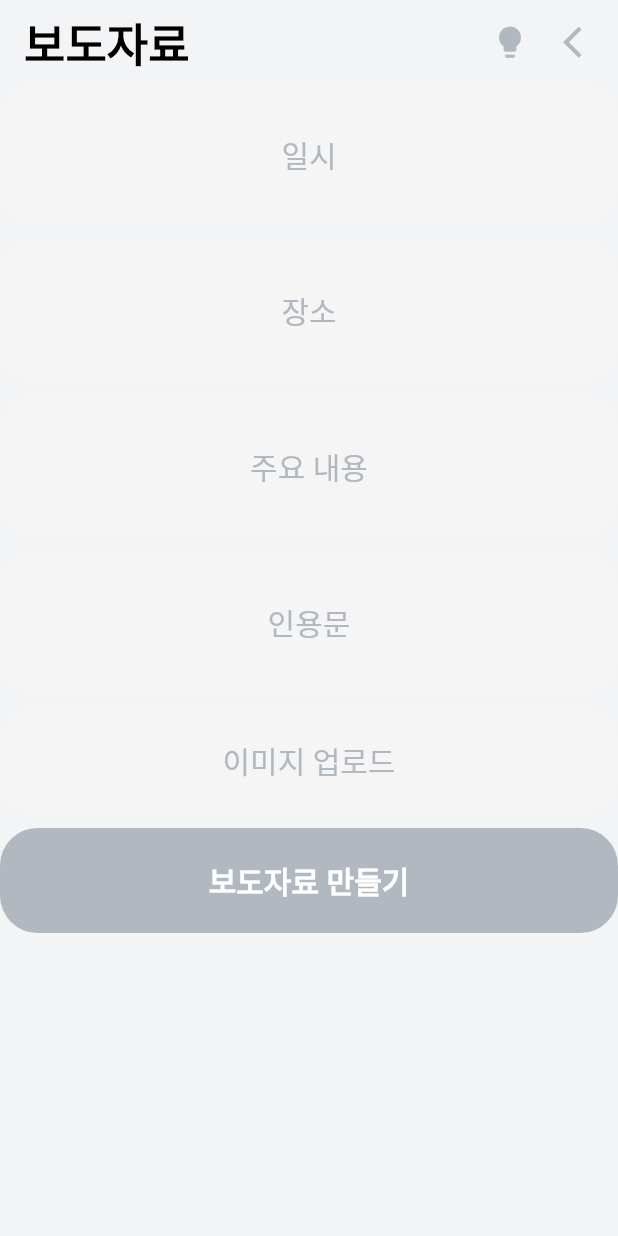
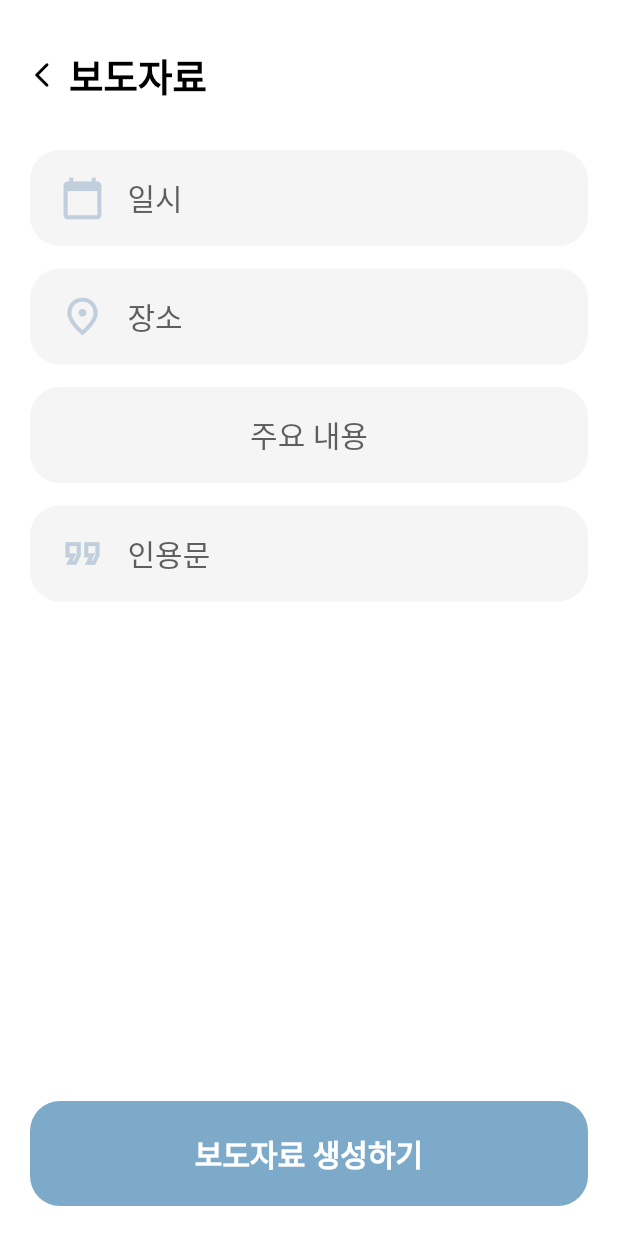
Before and after one commit to Stare-in-dimigo/glud, a Flutter app: the screen it shows after launch, after a tap on "보도자료", on a phone screen of 412 x 824 dp. Run offline on Flutter 3.47's test engine with Material 2 defaults, Android fonts, the phone set to English and light mode, and no system bars; missing offline and left inert: flutter_displaymode.

Commit message:
edit reportpage

```diff
--- a/lib/glud_pages/reportpage.dart
+++ b/lib/glud_pages/reportpage.dart
@@ -1,215 +1,243 @@
 import 'package:flutter/material.dart';
 import 'package:flutter/services.dart';
-import 'package:http/http.dart' as http;
-import 'dart:convert';
 import '../widgets.dart';
-import 'resultpage.dart';
 
-class ReportPage extends StatelessWidget {
+class ReportPage extends StatefulWidget {
   ReportPage({Key? key}) : super(key: key);
 
-  final dateController = TextEditingController();
-  final placeController = TextEditingController();
-  final mainContentController = TextEditingController();
-  final quoteController = TextEditingController();
+  @override
+  _ReportPageState createState() => _ReportPageState();
+}
 
-  Future<void> generatePressRelease(BuildContext context) async {
+class _ReportPageState extends State<ReportPage> {
+  TextEditingController _dateTimeController = TextEditingController();
+  TextEditingController _placeController = TextEditingController();
+  TextEditingController _contentController = TextEditingController();
+  TextEditingController _quoteController = TextEditingController();
 
-    showDialog(
-      context: context,
-      barrierDismissible: false,
-      builder: (BuildContext context) {
-        return const AlertDialog(
-          title: Center(
-            child: Text(
-            '로딩중..',
-            style: titleTextStyle,
-            ),
-          ),
-        );
-      },
-    );
+  bool _isDateTimeFocused = false;
+  bool _isPlaceFocused = false;
+  bool _isContentFocused = false;
+  bool _isQuoteFocused = false;
 
-    final response = await http.post(
-      Uri.parse('http://0.0.0.0:5000/generate'),
-      headers: <String, String>{
-        'Content-Type': 'application/json; charset=UTF-8',
-      },
-      body: jsonEncode(<String, String>{
-        'date': dateController.text,
-        'place': placeController.text,
-        'main_content': mainContentController.text,
-        'quote': quoteController.text,
-      }),
-    );
+  @override
+  void dispose() {
+    _dateTimeController.dispose();
+    _placeController.dispose();
+    _contentController.dispose();
+    _quoteController.dispose();
+    super.dispose();
+  }
 
-    Navigator.of(context).pop();
-
-    if (response.statusCode == 200) {
-      // If the server returns a 200 OK response, then parse the JSON.
-      final result = jsonDecode(response.body);
-      Navigator.push(
-          context,
-          Navigator.of(context).push(FadeRoute(page: ResultPage(generated_text: result['generated_text']))) as Route<Object?>
-      );
-    } else {
-      // If the server did not return a 200 OK response, then throw an exception.
-      throw Exception('Failed to generate press release');
-    }
-  }
   @override
   Widget build(BuildContext context) {
     return Scaffold(
-        backgroundColor: const Color(0xFFF2F4F6),
+      backgroundColor: Colors.white,
       appBar: buildAppBar(context),
-        body: ScrollConfiguration(
+      body: GestureDetector(
+        onTap: () {
+          // 배경 터치 시 포커스 해제 및 입력 상태 종료
+          FocusScope.of(context).unfocus();
+          setState(() {
+            _isDateTimeFocused = false;
+            _isPlaceFocused = false;
+            _isContentFocused = false;
+            _isQuoteFocused = false;
+          });
+        },
+        child: Padding(
+          padding: const EdgeInsets.fromLTRB(20, 0, 20, 20),
+          child: ScrollConfiguration(
             behavior: MyBehavior(),
             child: ListView(
               children: [
-              CustomContainer(
-                child: Center(
-                  child: CustomTextField(
-                      controller: dateController,
-                      hintText: '일시'
+                buildCustomContainer(
+                  Icons.calendar_today,
+                  '일시',
+                  _dateTimeController,
+                      (bool focused) {
+                    setState(() {
+                      _isDateTimeFocused = focused;
+                    });
+                  },
                 ),
+                const SizedBox(height: 15),
+                buildCustomContainer(
+                  Icons.place_outlined,
+                  '장소',
+                  _placeController,
+                      (bool focused) {
+                    setState(() {
+                      _isPlaceFocused = focused;
+                    });
+                  },
                 ),
+                const SizedBox(height: 15),
+                buildCustomContainer(
+                  null,
+                  '주요 내용',
+                  _contentController,
+                      (bool focused) {
+                    setState(() {
+                      _isContentFocused = focused;
+                    });
+                  },
+                  centerAlign: true,
                 ),
-              const SizedBox(height: 10),
-              CustomContainer(
-                child: Center(
-                  child: CustomTextField(
-                    controller: placeController,
-                    hintText: '장소'
+                const SizedBox(height: 15),
+                buildCustomContainer(
+                  Icons.format_quote_outlined,
+                  '인용문',
+                  _quoteController,
+                      (bool focused) {
+                    setState(() {
+                      _isQuoteFocused = focused;
+                    });
+                  },
                 ),
-                ),
-              ),
-              const SizedBox(height: 10),
-              CustomContainer(
-                child: Center(
-                  child: CustomTextField(
-                    controller: mainContentController,
-                    hintText: '주요 내용'
-                  ),
-                ),
-              ),
-              const SizedBox(height: 10),
-              CustomContainer(
-                child: Center(
-                  child: CustomTextField(
-                    controller: quoteController,
-                    hintText: '인용문'
-                  ),
-                ),
-              ),
-              const SizedBox(height: 10),
-              const CustomContainer(
-                child: Center(
-                  child: Text(
-                    '이미지 업로드',
-                    style: regularTextStyle,
-                  ),
-                ),
-              ),
-              const SizedBox(height: 10),
-              GestureDetector(
-                onTap: () {
-                  generatePressRelease(context);
-                },
-                child: const CustomContainer(
-                  backgroundColor: Color(0xFFB1B8C0),
-                  child: Center(
-                    child: Text(
-                      '보도자료 만들기',
-                      style: buttonTextStyle,
+              ],
             ),
           ),
         ),
       ),
-              const SizedBox(height: 10),
+      floatingActionButton: AnimatedContainer(
+        duration: Duration(milliseconds: 300),
+        margin: EdgeInsets.only(
+          top: _isDateTimeFocused || _isPlaceFocused || _isContentFocused || _isQuoteFocused ? MediaQuery.of(context).size.height : 0,
+        ),
+        child: Padding(
+          padding: const EdgeInsets.fromLTRB(20, 0, 20, 20),
+          child: CustomFloatingButton(text: '보도자료 생성하기'),
+        ),
+      ),
+      floatingActionButtonLocation: FloatingActionButtonLocation.centerDocked,
+    );
+  }
+
+  CustomContainer buildCustomContainer(
+      IconData? icon,
+      String hintText,
+      TextEditingController controller,
+      Function(bool) onFocusChange, {
+        bool centerAlign = false,
+      }) {
+    return CustomContainer(
+      padding: const EdgeInsets.fromLTRB(20, 5, 20, 5),
+      child: Row(
+        children: [
+          if (icon != null)
+            Icon(icon, color: const Color(0xFFC0CFDB), size: 30.0),
+          if (icon != null) const SizedBox(width: 15),
+          Expanded(
+            child: CustomTextField(
+              hintText: hintText,
+              centerAlign: centerAlign,
+              textEditingController: controller,
+              onFocusChange: onFocusChange,
+            ),
+          ),
         ],
       ),
-        ));
+    );
   }
 
   AppBar buildAppBar(BuildContext context) {
     return AppBar(
-      automaticallyImplyLeading: false,
       systemOverlayStyle: const SystemUiOverlayStyle(
         statusBarColor: Colors.transparent,
-        systemNavigationBarColor: Color(0xFFF2F4F6),
+        systemNavigationBarColor: Colors.white,
         statusBarIconBrightness: Brightness.dark,
+      ),
+      leading: IconButton(
+        icon: const Icon(Icons.arrow_back_ios_new_rounded, color: Colors.black),
+        iconSize: 20,
+        onPressed: () => Navigator.of(context).pop(),
       ),
       backgroundColor: Colors.transparent,
       elevation: 0.0,
-      title: const Text('보도자료', style: titleTextStyle),
-      actions: [
-        IconButton(
-          icon: const Icon(Icons.lightbulb),
-          color: const Color(0xFFB1B8C0),
-          iconSize: 25.0,
-          onPressed: () {
-            showDialog(
-              context: context,
-              builder: (BuildContext context) {
-                return AlertDialog(
       title: const Text(
-                    '팁',
-                    style: titleTextStyle,
+        '보도자료',
+        style: TextStyle(
+          color: Colors.black,
+          fontSize: 25.0,
+          fontWeight: FontWeight.bold,
         ),
-                  content: const Text(
-                    '팁 내용',
-                    style: regularTextStyle,
       ),
-                  actions: <Widget>[
-                    ElevatedButton(
-                      style: ElevatedButton.styleFrom(
-                        primary: const Color(0xFFB1B8C0),
-                      ),
-                      child: const Text('확인'),
-                      onPressed: () {
-                        Navigator.of(context).pop();
-                      },
-                    ),
-                  ],
-                );
-              },
-            );
-          },
-        ),
-        IconButton(
-          icon: const Icon(Icons.arrow_back_ios),
-          color: const Color(0xFFB1B8C0),
-          iconSize: 25.0,
-          onPressed: () => Navigator.of(context).pop(),
-        ),
-      ],
+      titleSpacing: -10,
+      toolbarHeight: 100,
     );
   }
+
+  Size get preferredSize => const Size.fromHeight(100.0);
 }
 
 class CustomTextField extends StatelessWidget {
   final String hintText;
-  final TextEditingController controller;
+  final bool centerAlign;
+  final TextEditingController textEditingController;
+  final Function(bool) onFocusChange;
 
   const CustomTextField({
     Key? key,
     this.hintText = '',
-    required this.controller,
+    this.centerAlign = false,
+    required this.textEditingController,
+    required this.onFocusChange,
   }) : super(key: key);
 
   @override
   Widget build(BuildContext context) {
     return TextField(
-      controller: controller,
       maxLines: null,
+      controller: textEditingController,
+      onChanged: (text) {},
       decoration: InputDecoration(
         hintText: hintText,
-        hintStyle: regularTextStyle,
+        hintStyle: const TextStyle(
+          color: Color(0xFF5E5E5E),
+          fontSize: 20.0,
+        ),
         border: InputBorder.none,
         alignLabelWithHint: true,
       ),
-      style: regularTextStyle,
-      textAlign: TextAlign.center,
+      style: const TextStyle(
+        color: Color(0xFF5E5E5E),
+        fontSize: 20.0,
+      ),
+      textAlign: centerAlign ? TextAlign.center : TextAlign.left,
+      onTap: () {
+        onFocusChange(true);
+      },
+      onEditingComplete: () {
+        onFocusChange(false);
+      },
+      onSubmitted: (text) {
+        onFocusChange(false);
+      },
     );
   }
 }
+
+class CustomFloatingButton extends StatelessWidget {
+  final String text;
+
+  const CustomFloatingButton({Key? key, required this.text}) : super(key: key);
+
+  @override
+  Widget build(BuildContext context) {
+    return CustomContainer(
+      height: 70,
+      backgroundColor: const Color(0xFF7EAAC9),
+      child: Center(
+        child: Text(
+          text,
+          style: const TextStyle(
+            color: Colors.white,
+            fontSize: 20.0,
+            fontWeight: FontWeight.bold,
+          ),
+        ),
+      ),
+    );
+  }
+}
--- a/lib/index/glud_index.dart
+++ b/lib/index/glud_index.dart
@@ -23,7 +23,11 @@ class GludIndex extends StatelessWidget {
         mainAxisSpacing: 20,
         children: _items.map((item) {
           return GestureDetector(
-            onTap: () => Navigator.of(context).push(FadeRoute(page: item.page)),
+            onTap: () => Navigator.of(context).push(
+              MaterialPageRoute(
+                builder: (context) => item.page,
+              ),
+            ),
             child: CustomContainer(
               child: Padding(
                 padding: const EdgeInsets.only(top: 10.0, left: 5),
--- a/lib/index/profile.dart
+++ b/lib/index/profile.dart
@@ -57,10 +57,12 @@ class Profile extends StatelessWidget {
                 ),
                 IconButton(
                   iconSize: 40.0,
-                  onPressed: () {
-                    Navigator.of(context).push(FadeRoute(page: SettingsPage()));
-                  },
-                  icon: const Icon(Icons.settings),
+                  onPressed: () => Navigator.of(context).push(
+                    MaterialPageRoute(
+                      builder: (context) => SettingsPage(),
+                    ),
+                  ),
+                  icon: const Icon(Icons.settings_rounded),
                   color: Colors.grey,
                 ),
               ],
@@ -73,7 +75,11 @@ class Profile extends StatelessWidget {
               children: List.generate(totalItems, (index) {
                 if (index < _items.length) {
                   return GestureDetector(
-                    onTap: () => Navigator.of(context).push(FadeRoute(page: _items[index].page)),
+                    onTap: () => Navigator.of(context).push(
+                      MaterialPageRoute(
+                        builder: (context) => _items[index].page,
+                      ),
+                    ),
                     child: Container(
                       alignment: Alignment.center,
                       decoration: BoxDecoration(
--- a/lib/widgets.dart
+++ b/lib/widgets.dart
@@ -21,12 +21,14 @@ class CustomContainer extends StatelessWidget {
   final Widget child;
   final double? height;
   final Color? backgroundColor;
+  final EdgeInsetsGeometry? padding;
 
   const CustomContainer(
       {Key? key,
         required this.child,
         this.height,
-        this.backgroundColor})
+        this.backgroundColor,
+        this.padding})
       : super(key: key);
 
   @override
@@ -34,10 +36,10 @@ class CustomContainer extends StatelessWidget {
     return Container(
       height: height,
       width: double.infinity,
-      padding: const EdgeInsets.all(20),
+      padding: padding ?? const EdgeInsets.all(20),
       decoration: BoxDecoration(
         color: backgroundColor ?? const Color(0xFFF5F5F5),
-        borderRadius: BorderRadius.circular(25),
+        borderRadius: BorderRadius.circular(20),
       ),
       child: child,
     );
@@ -51,23 +53,3 @@ class MyBehavior extends ScrollBehavior {
     return child;
   }
 }
-
-class FadeRoute extends PageRouteBuilder {
-  final Widget page;
-  FadeRoute({required this.page})
-      : super(
-    pageBuilder: (BuildContext context, Animation<double> animation,
-        Animation<double> secondaryAnimation) {
-      return page;
-    },
-    transitionsBuilder: (BuildContext context,
-        Animation<double> animation,
-        Animation<double> secondaryAnimation,
-        Widget child) {
-      return FadeTransition(
-        opacity: animation,
-        child: child,
-      );
-    },
-  );
-}
```
Also changed, not shown: lib/glud_pages/gludlist.dart (added). Lines whose indentation alone changed are shown as unchanged.
